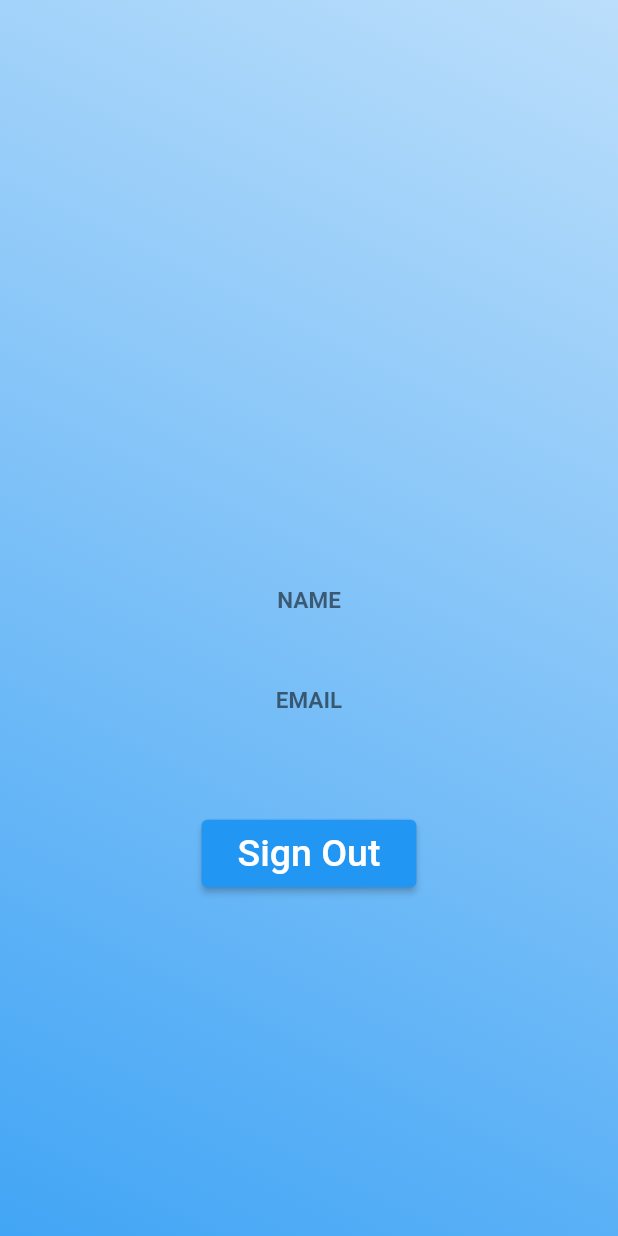
After one commit to DindaRizkiHidayah/firebase, a Flutter app: the EmailScreen screen opened directly, on a phone screen of 412 x 824 dp. The commit adds this screen. Run offline on Flutter 3.47's test engine with Material 2 defaults, Android fonts, the phone set to English and light mode, and no system bars; our stand-ins replace firebase_auth, firebase_core, google_sign_in; accounts and stored records are empty.

Commit message:
final tugas

```diff
--- /dev/null
+++ b/lib/Email_screen.dart
@@ -0,0 +1,80 @@
+import 'package:firebase/login_page.dart';
+import 'package:firebase/sign_in.dart';
+import 'package:flutter/material.dart';
+
+class EmailScreen extends StatelessWidget {
+  @override
+  Widget build(BuildContext context) {
+    return Scaffold(
+      body: Container(
+        decoration: BoxDecoration(
+          gradient: LinearGradient(
+            begin: Alignment.topRight,
+            end: Alignment.bottomLeft,
+            colors: [Colors.blue[100], Colors.blue[400]],
+          ),
+        ),
+        child: Center(
+          child: Column(
+            mainAxisAlignment: MainAxisAlignment.center,
+            mainAxisSize: MainAxisSize.max,
+            children: <Widget>[
+              CircleAvatar(
+                radius: 60,
+                backgroundColor: Colors.transparent,
+              ),
+              SizedBox(height: 40),
+              Text(
+                'NAME',
+                style: TextStyle(
+                    fontSize: 15,
+                    fontWeight: FontWeight.bold,
+                    color: Colors.black54),
+              ),
+              Text(
+                name,
+                style: TextStyle(
+                    fontSize: 25,
+                    color: Colors.deepPurple,
+                    fontWeight: FontWeight.bold),
+              ),
+              SizedBox(height: 20),
+              Text(
+                'EMAIL',
+                style: TextStyle(
+                    fontSize: 15,
+                    fontWeight: FontWeight.bold,
+                    color: Colors.black54),
+              ),
+              Text(
+                email,
+                style: TextStyle(
+                    fontSize: 25,
+                    color: Colors.deepPurple,
+                    fontWeight: FontWeight.bold),
+              ),
+              SizedBox(height: 40),
+              ElevatedButton(
+                onPressed: () {
+                  signOutWithEmail();
+                  Navigator.of(context).pushAndRemoveUntil(
+                      MaterialPageRoute(builder: (context) {
+                    return LoginPage();
+                  }), ModalRoute.withName('/'));
+                },
+                // color: Colors.deepPurple,
+                child: Padding(
+                  padding: const EdgeInsets.all(8.0),
+                  child: Text(
+                    'Sign Out',
+                    style: TextStyle(fontSize: 25, color: Colors.white),
+                  ),
+                ),
+              )
+            ],
+          ),
+        ),
+      ),
+    );
+  }
+}
```
Also changed, not shown: lib/login_page.dart (+108 -36 lines), lib/sign_in.dart (+33 -43 lines).
